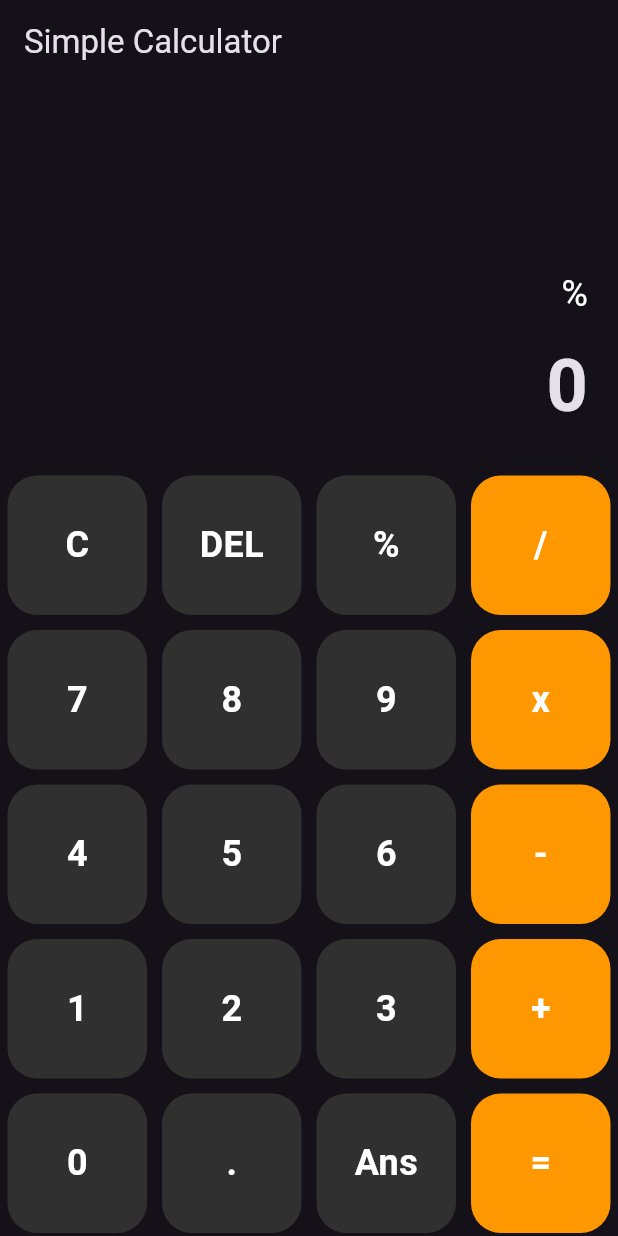
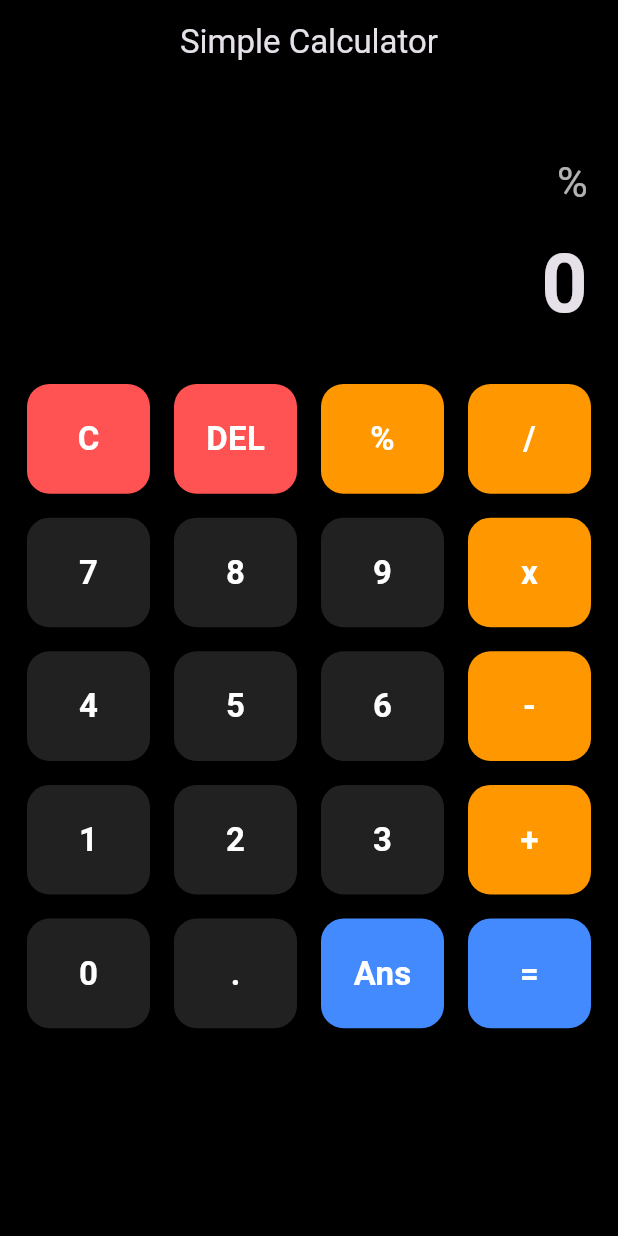
Before and after one commit to Birhanu-Solomon/flutter-calculator-logic, a Flutter app: the screen it shows after launch, after a tap on an icon or button, on a phone screen of 412 x 824 dp. Run offline on Flutter 3.47's test engine with Material 3 defaults, Android fonts, the phone set to English and light mode, and no system bars; our stand-ins replace math_expressions.

Commit message:
Fix: constrained web layout width

```diff
--- a/lib/main.dart
+++ b/lib/main.dart
@@ -27,7 +27,6 @@ class _CalculatorScreenState extends State<CalculatorScreen> {
   String userInput = "";
   String result = "0";
 
-  // List of button labels
   final List<String> buttons = [
     'C',
     'DEL',
@@ -54,8 +53,20 @@ class _CalculatorScreenState extends State<CalculatorScreen> {
   @override
   Widget build(BuildContext context) {
     return Scaffold(
-      appBar: AppBar(title: const Text("Simple Calculator")),
-      body: Column(
+      backgroundColor: Colors.black, // Dark background for the whole page
+      appBar: AppBar(
+        title: const Text("Simple Calculator"),
+        centerTitle: true,
+        elevation: 0,
+        backgroundColor: Colors.transparent,
+      ),
+      // --- THE FIX STARTS HERE ---
+      body: Center(
+        child: ConstrainedBox(
+          constraints: const BoxConstraints(
+            maxWidth: 450,
+          ), // Standard phone width
+          child: Column(
             children: [
               // Display Section
               Expanded(
@@ -66,15 +77,23 @@ class _CalculatorScreenState extends State<CalculatorScreen> {
                     mainAxisAlignment: MainAxisAlignment.end,
                     crossAxisAlignment: CrossAxisAlignment.end,
                     children: [
-                  Text(
+                      SingleChildScrollView(
+                        // Prevents text overflow
+                        scrollDirection: Axis.horizontal,
+                        reverse: true,
+                        child: Text(
                           userInput,
-                    style: const TextStyle(fontSize: 24, color: Colors.white),
+                          style: const TextStyle(
+                            fontSize: 28,
+                            color: Colors.white70,
+                          ),
+                        ),
                       ),
                       const SizedBox(height: 10),
                       Text(
                         result,
                         style: const TextStyle(
-                      fontSize: 48,
+                          fontSize: 54,
                           fontWeight: FontWeight.bold,
                         ),
                       ),
@@ -85,31 +104,45 @@ class _CalculatorScreenState extends State<CalculatorScreen> {
 
               // Buttons Section
               Expanded(
-            flex: 2,
+                flex: 3, // Give more space to buttons
+                child: Padding(
+                  padding: const EdgeInsets.symmetric(horizontal: 10),
                   child: GridView.builder(
                     itemCount: buttons.length,
-              gridDelegate: const SliverGridDelegateWithFixedCrossAxisCount(
+                    // Fix: childAspectRatio prevents buttons from stretching vertically
+                    gridDelegate:
+                        const SliverGridDelegateWithFixedCrossAxisCount(
                           crossAxisCount: 4,
+                          childAspectRatio: 1.1,
                         ),
                     itemBuilder: (context, index) {
                       return CalcButton(
                         text: buttons[index],
-                  color: isOperator(buttons[index])
-                      ? Colors.orange
-                      : Colors.grey[850]!,
+                        color: getButtonColor(buttons[index]),
                         textColor: Colors.white,
                         onTap: () => onButtonPressed(buttons[index]),
                       );
                     },
                   ),
                 ),
+              ),
             ],
+          ),
+        ),
       ),
     );
   }
 
+  // Improved button coloring logic
+  Color getButtonColor(String x) {
+    if (x == 'C' || x == 'DEL') return Colors.redAccent;
+    if (x == '=' || x == 'Ans') return Colors.blueAccent;
+    if (isOperator(x)) return Colors.orange;
+    return Colors.grey[900]!;
+  }
+
   bool isOperator(String x) =>
-      x == '/' || x == 'x' || x == '-' || x == '+' || x == '=';
+      x == '/' || x == 'x' || x == '-' || x == '+' || x == '%';
 
   void onButtonPressed(String label) {
     setState(() {
@@ -117,10 +150,13 @@ class _CalculatorScreenState extends State<CalculatorScreen> {
         userInput = "";
         result = "0";
       } else if (label == 'DEL') {
-        if (userInput.isNotEmpty)
+        if (userInput.isNotEmpty) {
           userInput = userInput.substring(0, userInput.length - 1);
+        }
       } else if (label == '=') {
         calculateResult();
+      } else if (label == 'Ans') {
+        userInput = result;
       } else {
         userInput += label;
       }
@@ -128,20 +164,26 @@ class _CalculatorScreenState extends State<CalculatorScreen> {
   }
 
   void calculateResult() {
+    if (userInput.isEmpty) return;
     try {
       String finalInput = userInput.replaceAll('x', '*');
       Parser p = Parser();
       Expression exp = p.parse(finalInput);
       ContextModel cm = ContextModel();
       double eval = exp.evaluate(EvaluationType.REAL, cm);
-      result = eval.toString();
+
+      // Clean up decimal if it's .0
+      if (eval == eval.toInt()) {
+        result = eval.toInt().toString();
+      } else {
+        result = eval.toStringAsFixed(2);
+      }
     } catch (e) {
       result = "Error";
     }
   }
 }
 
-// Custom Button Widget
 class CalcButton extends StatelessWidget {
   final String text;
   final Color color;
@@ -161,17 +203,24 @@ class CalcButton extends StatelessWidget {
     return GestureDetector(
       onTap: onTap,
       child: Container(
-        margin: const EdgeInsets.all(5),
+        margin: const EdgeInsets.all(8),
         decoration: BoxDecoration(
           color: color,
-          borderRadius: BorderRadius.circular(20),
+          borderRadius: BorderRadius.circular(15),
+          boxShadow: [
+            BoxShadow(
+              color: Colors.black.withOpacity(0.2),
+              blurRadius: 4,
+              offset: const Offset(2, 2),
+            ),
+          ],
         ),
         child: Center(
           child: Text(
             text,
             style: TextStyle(
               color: textColor,
-              fontSize: 24,
+              fontSize: 22,
               fontWeight: FontWeight.bold,
             ),
           ),
```
Also changed, not shown: 2 other files. Lines whose indentation alone changed are shown as unchanged.
